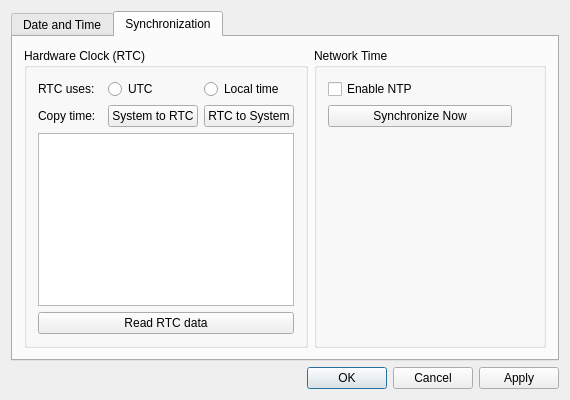
Qt form datetime.ui (MX-Linux/mx-datetime) before a commit.
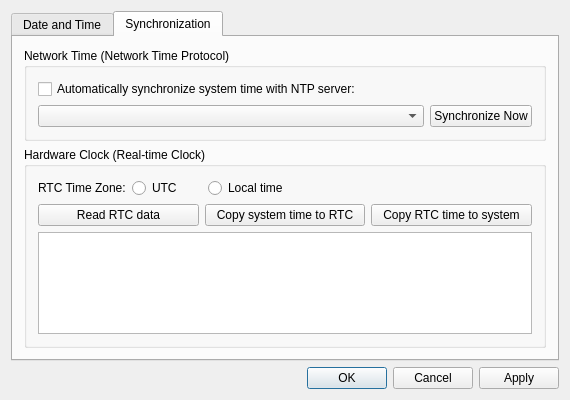
The same form after that commit. The open tabs and pages were chosen to show the change. Custom widgets are drawn as their Qt base class.

Commit message: Improved the Synchronization page layout.

The edit to the form file:
```diff
--- a/datetime.ui
+++ b/datetime.ui
@@ -169,38 +169,77 @@
       <attribute name="title">
        <string>Synchronization</string>
       </attribute>
-      <layout class="QHBoxLayout" name="horizontalLayout_3">
+      <layout class="QVBoxLayout" name="verticalLayout">
+       <item>
+        <widget class="QGroupBox" name="groupBox">
+         <property name="title">
+          <string>Network Time (Network Time Protocol)</string>
+         </property>
+         <layout class="QGridLayout" name="gridLayout_4">
+          <item row="3" column="1">
+           <spacer name="verticalSpacer_2">
+            <property name="orientation">
+             <enum>Qt::Vertical</enum>
+            </property>
+            <property name="sizeHint" stdset="0">
+             <size>
+              <width>20</width>
+              <height>40</height>
+             </size>
+            </property>
+           </spacer>
+          </item>
+          <item row="1" column="1">
+           <widget class="QComboBox" name="comboBox">
+            <property name="sizePolicy">
+             <sizepolicy hsizetype="Expanding" vsizetype="Fixed">
+              <horstretch>0</horstretch>
+              <verstretch>0</verstretch>
+             </sizepolicy>
+            </property>
+           </widget>
+          </item>
+          <item row="1" column="2">
+           <widget class="QPushButton" name="btnSyncNTP">
+            <property name="text">
+             <string>Synchronize Now</string>
+            </property>
+           </widget>
+          </item>
+          <item row="0" column="1" colspan="2">
+           <widget class="QCheckBox" name="chkNTP">
+            <property name="text">
+             <string>Automatically synchronize system time with NTP server:</string>
+            </property>
+           </widget>
+          </item>
+         </layout>
+        </widget>
+       </item>
        <item>
         <widget class="QGroupBox" name="groupBox_2">
          <property name="title">
-          <string>Hardware Clock (RTC)</string>
+          <string>Hardware Clock (Real-time Clock)</string>
          </property>
          <layout class="QGridLayout" name="gridLayout_3">
-          <item row="0" column="0">
-           <widget class="QLabel" name="lblZoneRTC">
-            <property name="text">
-             <string>RTC uses:</string>
-            </property>
-           </widget>
-          </item>
-          <item row="0" column="2">
-           <widget class="QRadioButton" name="radRTCLocal">
-            <property name="text">
-             <string>Local time</string>
-            </property>
-           </widget>
-          </item>
-          <item row="5" column="0" colspan="3">
+          <item row="1" column="0">
            <widget class="QPushButton" name="btnReadRTC">
             <property name="text">
              <string>Read RTC data</string>
             </property>
            </widget>
           </item>
-          <item row="0" column="1">
-           <widget class="QRadioButton" name="radRTCUTC">
+          <item row="1" column="1">
+           <widget class="QPushButton" name="btnSystemToRTC">
             <property name="text">
-             <string>UTC</string>
+             <string>Copy system time to RTC</string>
+            </property>
+           </widget>
+          </item>
+          <item row="1" column="2">
+           <widget class="QPushButton" name="btnRTCToSystem">
+            <property name="text">
+             <string>Copy RTC time to system</string>
             </property>
            </widget>
           </item>
@@ -214,62 +253,62 @@
             </property>
            </widget>
           </item>
-          <item row="1" column="0">
-           <widget class="QLabel" name="lblTransferRTC">
+          <item row="0" column="0" colspan="3">
+           <layout class="QHBoxLayout" name="horizontalLayout_3">
+            <item>
+             <widget class="QLabel" name="lblZoneRTC">
             <property name="text">
-             <string>Copy time:</string>
+               <string>RTC Time Zone:</string>
             </property>
            </widget>
           </item>
-          <item row="1" column="1">
-           <widget class="QPushButton" name="btnSystemToRTC">
-            <property name="text">
-             <string>System to RTC</string>
-            </property>
-           </widget>
-          </item>
-          <item row="1" column="2">
-           <widget class="QPushButton" name="btnRTCToSystem">
+            <item>
+             <widget class="QRadioButton" name="radRTCUTC">
+              <property name="toolTip">
+               <string>Universally Coordinated Time (or Greenwich Meridian Time)</string>
+              </property>
             <property name="text">
-             <string>RTC to System</string>
+               <string>UTC</string>
             </property>
            </widget>
           </item>
-         </layout>
-        </widget>
-       </item>
        <item>
-        <widget class="QGroupBox" name="groupBox">
-         <property name="title">
-          <string>Network Time</string>
-         </property>
-         <layout class="QGridLayout" name="gridLayout_4">
-          <item row="2" column="1">
-           <spacer name="verticalSpacer_2">
+             <spacer name="horizontalSpacer_3">
             <property name="orientation">
-             <enum>Qt::Vertical</enum>
+               <enum>Qt::Horizontal</enum>
+              </property>
+              <property name="sizeType">
+               <enum>QSizePolicy::Maximum</enum>
             </property>
             <property name="sizeHint" stdset="0">
              <size>
               <width>20</width>
-              <height>40</height>
+                <height>20</height>
              </size>
             </property>
            </spacer>
           </item>
-          <item row="0" column="0">
-           <widget class="QCheckBox" name="chkNTP">
+            <item>
+             <widget class="QRadioButton" name="radRTCLocal">
             <property name="text">
-             <string>Enable NTP</string>
+               <string>Local time</string>
             </property>
            </widget>
           </item>
-          <item row="1" column="0">
-           <widget class="QPushButton" name="btnSyncNTP">
-            <property name="text">
-             <string>Synchronize Now</string>
-            </property>
-           </widget>
+            <item>
+             <spacer name="horizontalSpacer_2">
+              <property name="orientation">
+               <enum>Qt::Horizontal</enum>
+              </property>
+              <property name="sizeHint" stdset="0">
+               <size>
+                <width>40</width>
+                <height>20</height>
+               </size>
+              </property>
+             </spacer>
+            </item>
+           </layout>
           </item>
          </layout>
         </widget>
```
Lines whose indentation alone changed are shown as unchanged.
